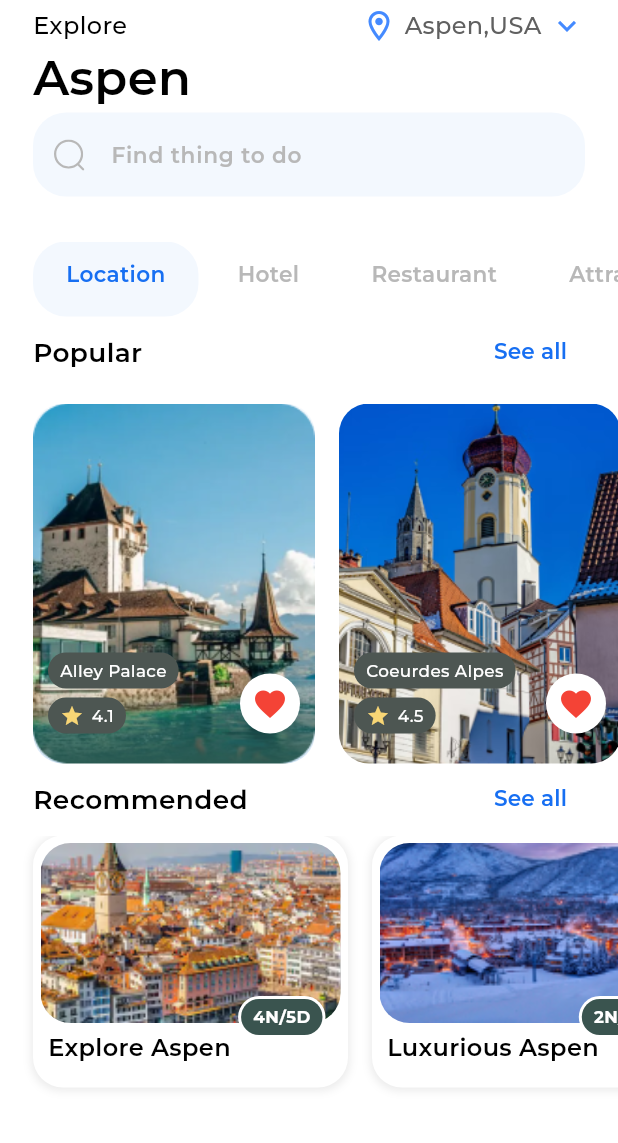
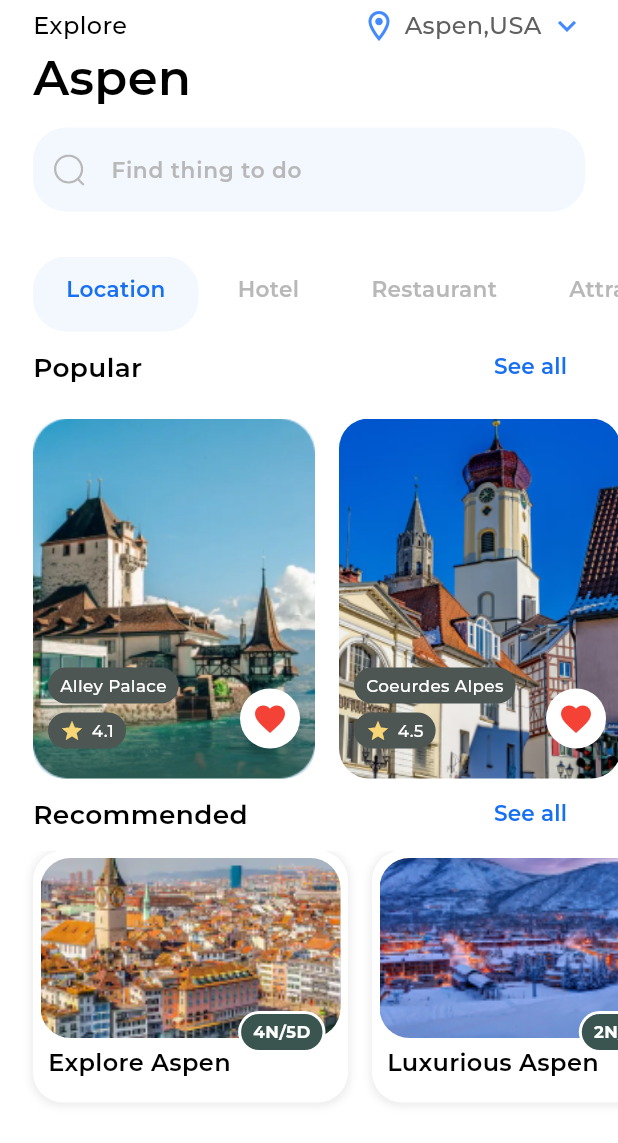
Before and after one commit to ElDaly15/aspen_travel, a Flutter app: the HomeView screen opened directly, on a phone screen of 412 x 824 dp. Shown: the top 1143 px of the screen. Run offline on Flutter 3.47's test engine with Material 3 defaults, Android fonts, the phone set to English and light mode, and no system bars; drawn by our look-alikes of crystal_navigation_bar; our stand-ins replace device_preview, flutter_svg, get, iconly; project files that could hold a hidden picture were left out.

Commit message:
Add spacing between widgets in HomeViewBody

```diff
--- a/lib/featuers/home/presentation/views/widgets/home_view_body.dart
+++ b/lib/featuers/home/presentation/views/widgets/home_view_body.dart
@@ -23,6 +23,9 @@ class HomeViewBody extends StatelessWidget {
           sliver: SliverToBoxAdapter(
             child: CustomAppBar(),
           ),
+        ),
+        const SliverToBoxAdapter(
+          child: SizedBox(height: 10),
         ),
 
         // SearchTextField widget with spacing
```
